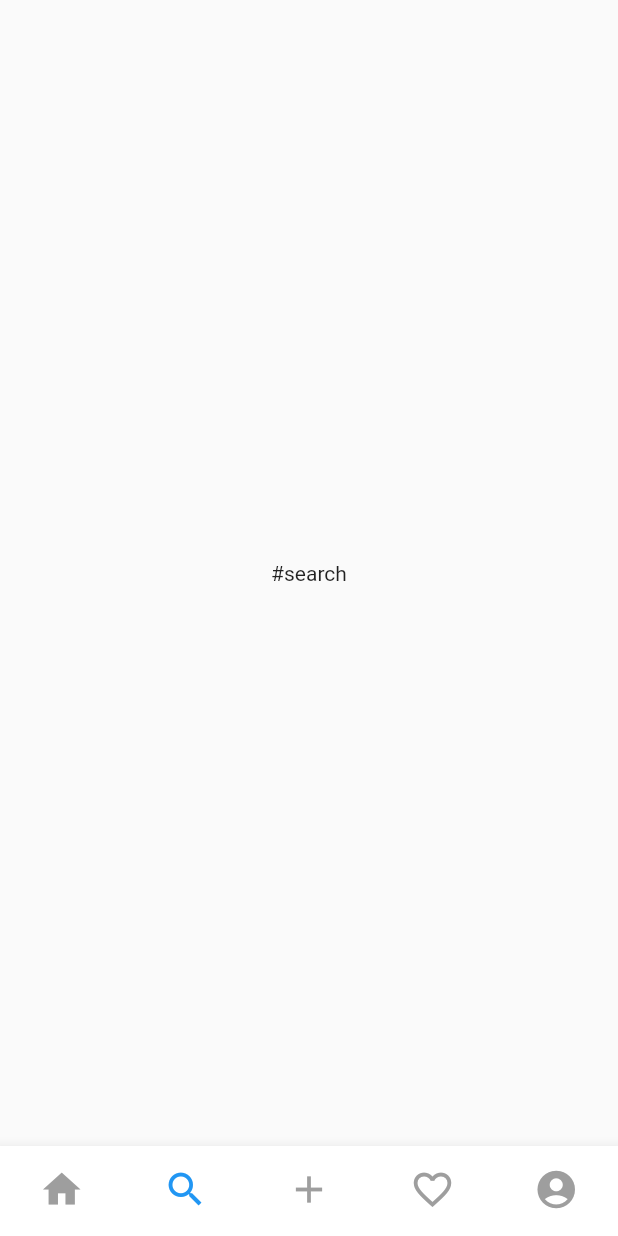
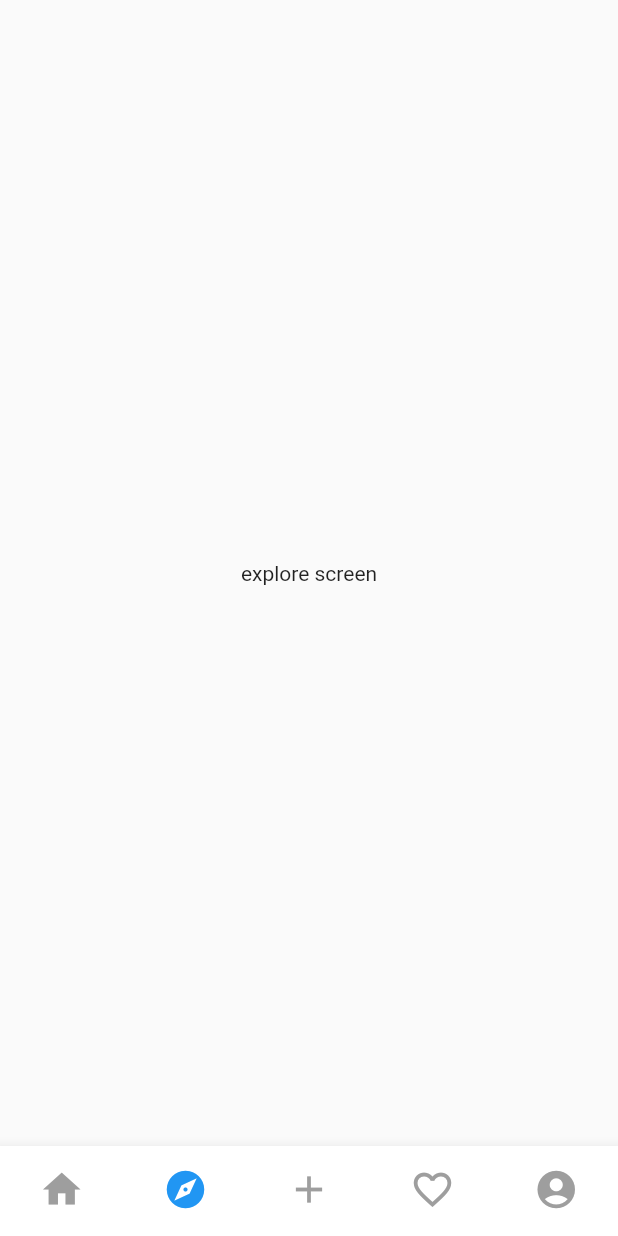
Before and after one commit to imjeen/nested_navigator, a Flutter app: the screen it shows after launch, item 2 of the bottom bar chosen, on a phone screen of 412 x 824 dp. Run offline on Flutter 3.47's test engine with Material 2 defaults, Android fonts, the phone set to English and light mode, and no system bars.

Commit message:
:sparkles:  add the some screens

```diff
--- a/lib/App.dart
+++ b/lib/App.dart
@@ -1,9 +1,14 @@
 import 'package:flutter/material.dart';
+import 'package:nested_navigator/screens/create_post/create_post_screen.dart';
+import 'package:nested_navigator/screens/explore/explore_screen.dart';
+import 'package:nested_navigator/screens/favorite/favorite_screen.dart';
+import 'package:nested_navigator/screens/feed/feed_screen.dart';
+import 'package:nested_navigator/screens/profile/profile_screen.dart';
 
 import './constants.dart';
 
 class App extends StatefulWidget {
-  static const String routeName = '/';
+  static const String routeName = '/app';
   const App({Key? key}) : super(key: key);
 
   @override
@@ -14,17 +19,17 @@ class _AppState extends State<App> {
   // 图标
   final Map<BottomNavItem, IconData> items = {
     BottomNavItem.feed: Icons.home,
-    BottomNavItem.search: Icons.search,
+    BottomNavItem.explore: Icons.explore,
     BottomNavItem.create: Icons.add,
-    BottomNavItem.notifications: Icons.favorite_border,
+    BottomNavItem.favorite: Icons.favorite_border,
     BottomNavItem.profile: Icons.account_circle
   };
   // Key 值
   final Map<BottomNavItem, GlobalKey<NavigatorState>> navigatorKeys = {
     BottomNavItem.feed: GlobalKey<NavigatorState>(),
-    BottomNavItem.search: GlobalKey<NavigatorState>(),
+    BottomNavItem.explore: GlobalKey<NavigatorState>(),
     BottomNavItem.create: GlobalKey<NavigatorState>(),
-    BottomNavItem.notifications: GlobalKey<NavigatorState>(),
+    BottomNavItem.favorite: GlobalKey<NavigatorState>(),
     BottomNavItem.profile: GlobalKey<NavigatorState>(),
   };
 
@@ -131,32 +136,22 @@ class TabNavigator extends StatelessWidget {
         List<MaterialPageRoute> routes = [];
 
         routes.add(MaterialPageRoute(
-          settings: const RouteSettings(name: '/home'),
+          settings: const RouteSettings(name: '/tab'),
           builder: (context) {
             switch (item) {
               case BottomNavItem.feed:
-                return const Center(
-                  child: Text('#feed'),
-                );
-              case BottomNavItem.search:
-                return const Center(
-                  child: Text('#search'),
-                );
+                return const FeedScreen();
+              case BottomNavItem.explore:
+                return const ExploreScreen();
               case BottomNavItem.create:
-                return const Center(
-                  child: Text('#create'),
-                );
-              case BottomNavItem.notifications:
-                return const Center(
-                  child: Text('#notifications'),
-                );
+                return const CreatePostScreen();
+              case BottomNavItem.favorite:
+                return const FavoriteScreen();
               case BottomNavItem.profile:
-                return const Center(
-                  child: Text('#profile'),
-                );
+                return const ProfileScreen();
               default:
                 return const Center(
-                  child: Text('#error'),
+                  child: Text('error'),
                 );
             }
           },
--- a/lib/constants.dart
+++ b/lib/constants.dart
@@ -1,7 +1,7 @@
 enum BottomNavItem {
   feed,
-  search,
+  explore,
   create,
-  notifications,
+  favorite,
   profile,
 }
--- a/lib/main.dart
+++ b/lib/main.dart
@@ -1,4 +1,5 @@
 import 'package:flutter/material.dart';
+import 'package:nested_navigator/App.dart';
 import 'package:nested_navigator/custom_router.dart';
 
 void main() {
@@ -16,7 +17,7 @@ class MyApp extends StatelessWidget {
       theme: ThemeData(
         primarySwatch: Colors.blue,
       ),
-      initialRoute: '/',
+      initialRoute: App.routeName,
       onGenerateRoute: CustomRouter.onGenerateRoute,
     );
   }
--- /dev/null
+++ b/lib/screens/explore/explore_screen.dart
@@ -0,0 +1,12 @@
+import 'package:flutter/material.dart';
+
+class ExploreScreen extends StatelessWidget {
+  const ExploreScreen({Key? key}) : super(key: key);
+
+  @override
+  Widget build(BuildContext context) {
+    return const Center(
+      child: Text('explore screen'),
+    );
+  }
+}
--- a/lib/screens/splash_screen.dart
+++ b/lib/screens/splash_screen.dart
@@ -21,7 +21,7 @@ class _SplashScreenState extends State<SplashScreen> {
   void initState() {
     super.initState();
     // 延迟 5s
-    Timer(const Duration(seconds: 5), () {
+    Future.delayed(const Duration(seconds: 5), () {
       Navigator.of(context).pushReplacementNamed(widget.redirectRouteName);
     });
   }
```
Also changed, not shown: lib/screens/create_post/create_post_screen.dart (added, +12 -0 lines), lib/screens/favorite/favorite_screen.dart (added, +12 -0 lines), lib/screens/feed/feed_screen.dart (added, +12 -0 lines), lib/screens/profile/profile_screen.dart (added, +12 -0 lines).
